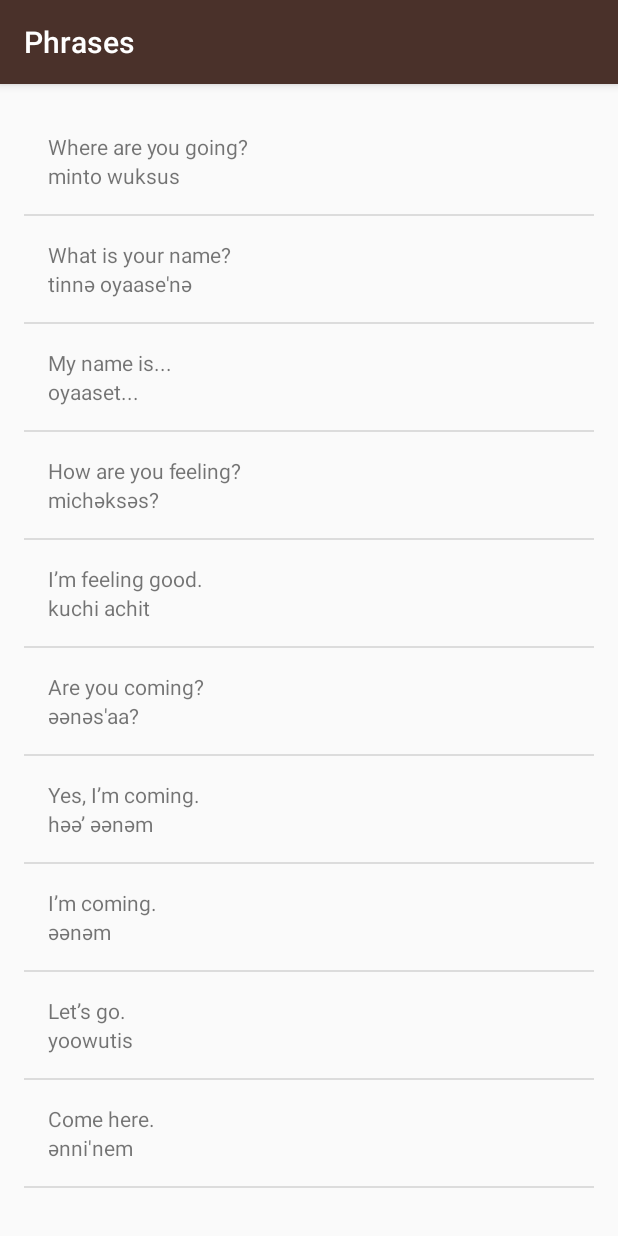
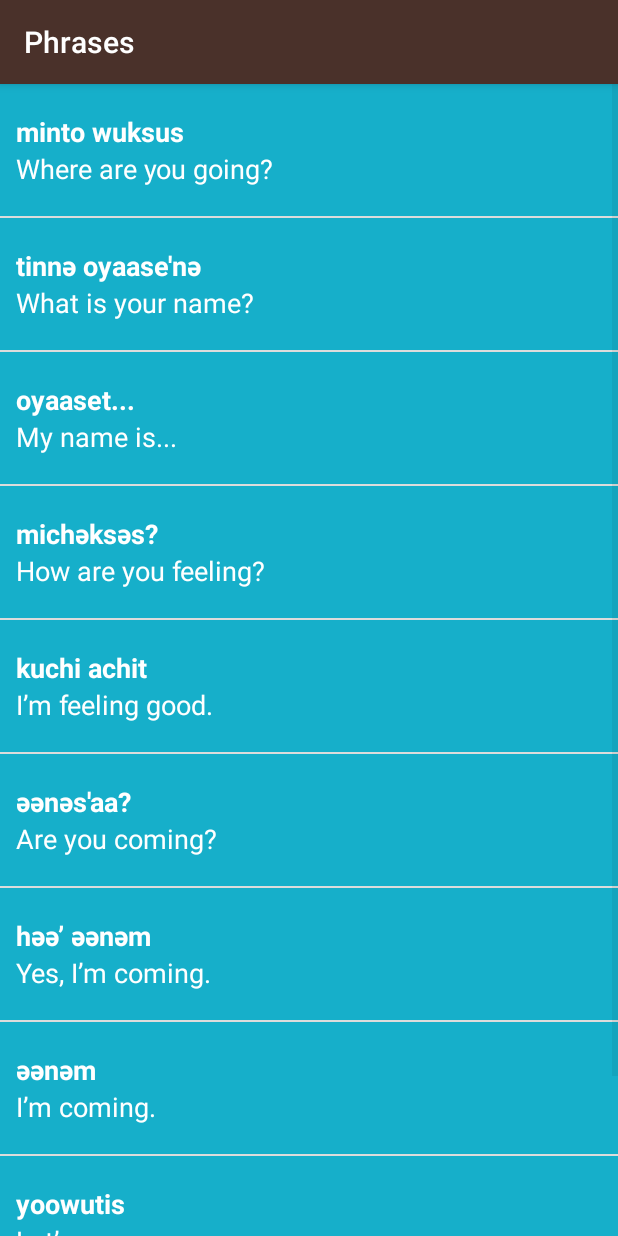
Before and after one commit to vds89/Miwoki, an Android app: the PhraseActivity screen opened directly, with no data from a screen before it, on a phone screen of 412 x 824 dp. Run offline under Robolectric (Android 15) with nearby library versions, the light colour scheme and no system bars.

Commit message:
App polish first part

```diff
--- a/app/src/main/java/com/example/android/miwok/WordAdapter.java
+++ b/app/src/main/java/com/example/android/miwok/WordAdapter.java
@@ -23,6 +23,14 @@ import java.util.ArrayList;
  * param wordAdapter    A List of AndroidFlavor objects to display in a list
  */
 public class WordAdapter extends ArrayAdapter<Word> {
+
+    // The gesture threshold expressed in dp
+    private static final float GESTURE_THRESHOLD_DP = 44.0f;
+    // Get the screen's density scale
+    final float scale = getContext().getResources().getDisplayMetrics().density;
+    // Convert the dps to pixels, based on density scale
+    int mGestureThreshold = (int) (GESTURE_THRESHOLD_DP * scale + 0.5f);
+
 
     public WordAdapter(Activity context, ArrayList<Word> wordAdapter) {
         // Here, we initialize the ArrayAdapter's internal storage for the context and the list.
@@ -64,8 +72,25 @@ public class WordAdapter extends ArrayAdapter<Word> {
             iconView.setImageResource(currentWord.getImageResourceId());
             //Make sure the view is visible
             iconView.setVisibility(View.VISIBLE);
+
+
         }
         else {
+            // set to phrase miwok TextView a padding Left of 16dp
+            miwokTextView.setPadding(16,0,0,0);
+            // set to phrase miwok TextView an height of 44dp
+            miwokTextView.setHeight(mGestureThreshold);
+            // set to phrase default TextView a padding Left of 16dp
+            defaultTextView.setPadding(16,0,0,0);
+            // set to phrase default TextView an height of 44dp
+            defaultTextView.setHeight(mGestureThreshold);
+            // set phrase specific background color
+            miwokTextView.setBackgroundColor(getContext().getResources().getColor(R.color.category_phrases));
+            defaultTextView.setBackgroundColor(getContext().getResources().getColor(R.color.category_phrases));
+            //set color text as white
+            miwokTextView.setTextColor(getContext().getResources().getColor(R.color.white_text));
+            defaultTextView.setTextColor(getContext().getResources().getColor(R.color.white_text));
+
             iconView.setVisibility(View.GONE);
         }
 
--- a/app/src/main/res/layout/list_item.xml
+++ b/app/src/main/res/layout/list_item.xml
@@ -4,17 +4,14 @@
     xmlns:tools="http://schemas.android.com/tools"
     android:orientation="horizontal"
     android:layout_width="match_parent"
-    android:layout_height="match_parent"
-    android:padding="16dp">
+    android:layout_height="match_parent">
 
 
     <ImageView
         android:id="@+id/icon_view"
-        android:layout_width="wrap_content"
-        android:layout_height="wrap_content"
-        android:paddingRight="16dp"
-        android:layout_alignParentLeft="true"
-        android:src="@mipmap/ic_launcher"/>
+        style="@style/IconItemStyle"
+        android:src="@mipmap/ic_launcher"
+        />
 
     <LinearLayout
         android:layout_width="match_parent"
@@ -22,19 +19,15 @@
         android:orientation="vertical">
 
         <TextView
-            android:id="@+id/default_text_view"
-            android:layout_width="match_parent"
-            android:layout_height="wrap_content"
-            android:layout_toRightOf="@+id/icon"
-            tools:text="Iutti" />
+            android:id="@+id/miwok_text_view"
+            tools:text="Iutti"
+            style="@style/MiwokItemStyle"/>
 
 
         <TextView
-            android:id="@+id/miwok_text_view"
-            android:layout_width="match_parent"
-            android:layout_height="wrap_content"
-            android:layout_toRightOf="@+id/icon"
-            android:layout_below="@+id/default_text_view"
-            tools:text="One"/>
+            android:id="@+id/default_text_view"
+            tools:text="One"
+            style="@style/DefaultItemStyle"/>
+
     </LinearLayout>
 </LinearLayout>
--- a/app/src/main/res/layout/word_list.xml
+++ b/app/src/main/res/layout/word_list.xml
@@ -6,8 +6,4 @@
     android:orientation="vertical"
     android:layout_width="match_parent"
     android:layout_height="match_parent"
-    android:paddingBottom="@dimen/activity_vertical_margin"
-    android:paddingLeft="@dimen/activity_horizontal_margin"
-    android:paddingRight="@dimen/activity_horizontal_margin"
-    android:paddingTop="@dimen/activity_vertical_margin"
     tools:context="com.example.android.miwok.NumbersActivity"/>
--- a/app/src/main/res/values/colors.xml
+++ b/app/src/main/res/values/colors.xml
@@ -34,4 +34,7 @@
 
     <!-- Background color for the phrases category -->
     <color name="category_phrases">#16AFCA</color>
+
+    <!-- WHITE text color -->
+    <color name="white_text">#FFFFFF</color>
 </resources>
--- a/app/src/main/res/values/dimens.xml
+++ b/app/src/main/res/values/dimens.xml
@@ -15,6 +15,7 @@
 <resources>
     <!-- Height of each list item -->
     <dimen name="list_item_height">88dp</dimen>
+    <dimen name="list_text_view_item_height">44dp</dimen>
     <!-- Default screen margins, per the Android Design guidelines. -->
     <dimen name="activity_horizontal_margin">16dp</dimen>
     <dimen name="activity_vertical_margin">16dp</dimen>
--- a/app/src/main/res/values/styles.xml
+++ b/app/src/main/res/values/styles.xml
@@ -30,4 +30,33 @@
         <item name="android:textStyle">bold</item>
         <item name="android:textAppearance">?android:textAppearanceMedium</item>
     </style>
+
+    <!-- Style for a item icon -->
+    <style name="IconItemStyle">
+        <item name="android:layout_width">@dimen/list_item_height</item>
+        <item name="android:layout_height">@dimen/list_item_height</item>
+        <item name="android:gravity">center</item>
+        <item name="android:background">@color/tan_background</item>
+    </style>
+
+    <!-- Style for a Miwok translation -->
+    <style name="MiwokItemStyle">
+        <item name="android:layout_width">match_parent</item>
+        <item name="android:layout_height">@dimen/list_text_view_item_height</item>
+        <item name="android:paddingLeft">16dp</item>
+        <item name="android:gravity">bottom</item>
+        <item name="android:textColor">@android:color/black</item>
+        <item name="android:textStyle">bold</item>
+        <item name="android:textAppearance">?android:textAppearanceMedium</item>
+    </style>
+
+
+    <!-- Style for default translation -->
+    <style name="DefaultItemStyle">
+        <item name="android:layout_width">match_parent</item>
+        <item name="android:layout_height">@dimen/list_text_view_item_height</item>
+        <item name="android:paddingLeft">16dp</item>
+        <item name="android:textColor">@android:color/black</item>
+        <item name="android:textAppearance">?android:textAppearanceMedium</item>
+    </style>
 </resources>
```
Also changed, not shown: 24 other files.
